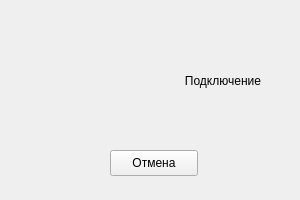
Before: the Qt Designer form view/loader.ui in waitskoro/APS, drawn with Qt 5.
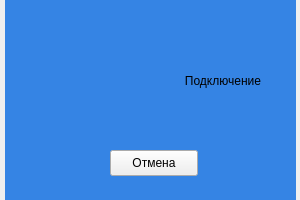
After: the same form once the commit is applied.

```diff
--- a/view/loader.ui
+++ b/view/loader.ui
@@ -25,6 +25,9 @@
      <height>201</height>
     </rect>
    </property>
+   <property name="styleSheet">
+    <string notr="true">background-color: rgb(53, 132, 228);</string>
+   </property>
    <property name="text">
     <string/>
    </property>
@@ -64,6 +67,9 @@
      <height>81</height>
     </rect>
    </property>
+   <property name="styleSheet">
+    <string notr="true">background-color: rgb(53, 132, 228);</string>
+   </property>
    <property name="text">
     <string>Подключение</string>
    </property>
```
